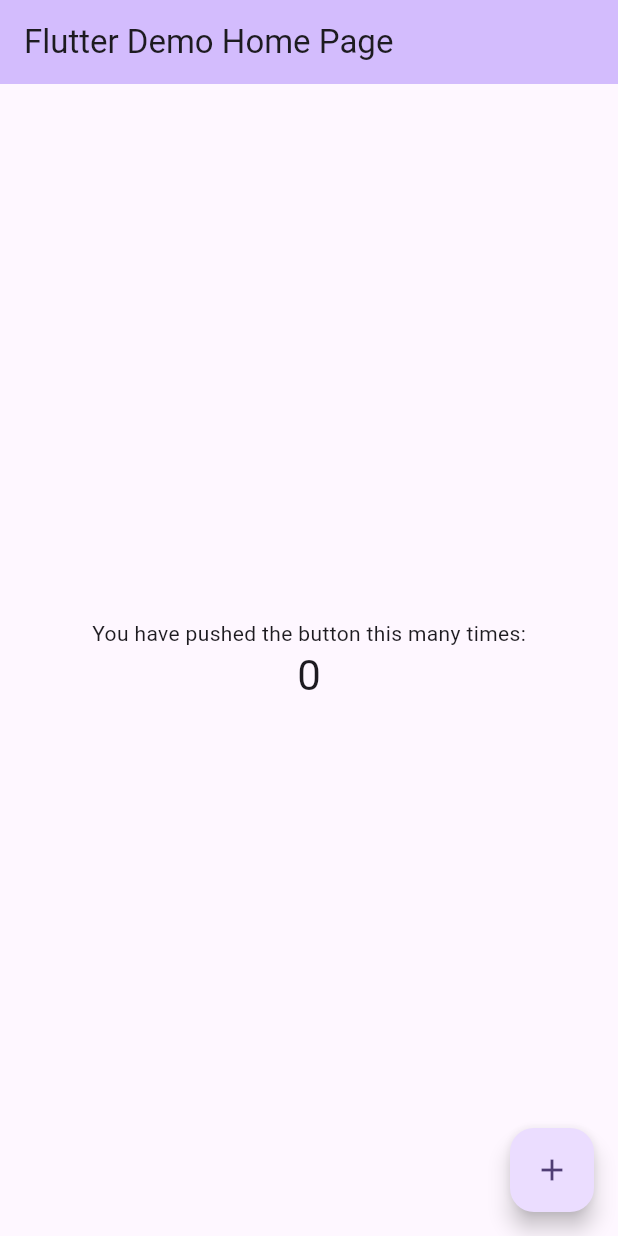
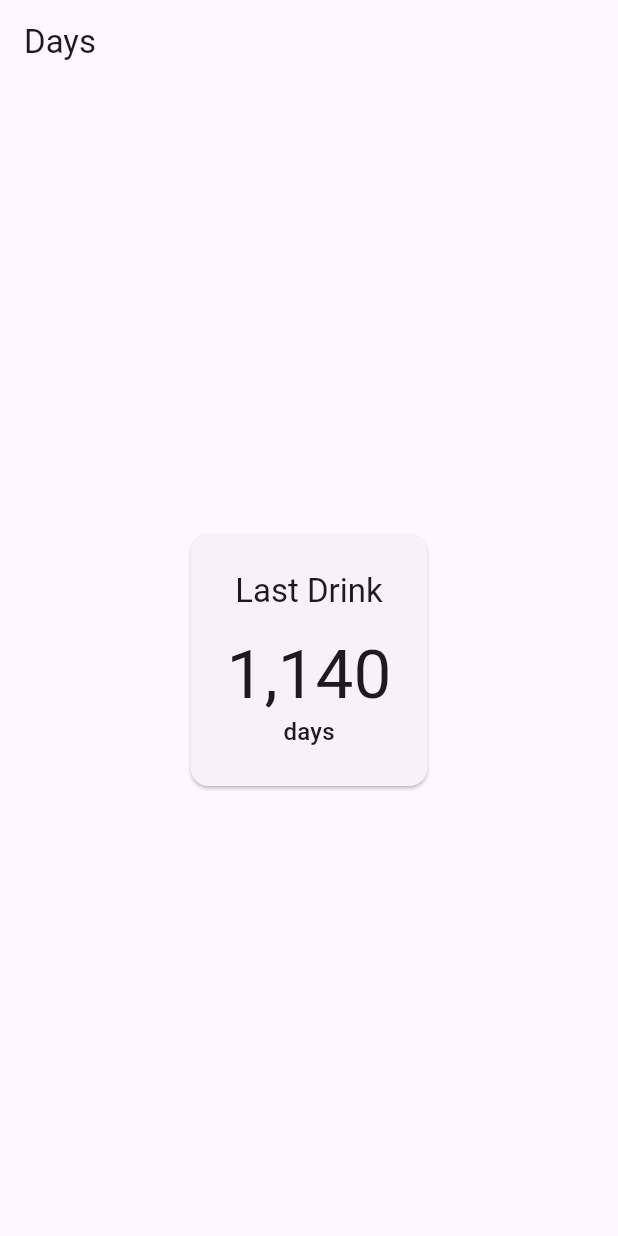
Before and after one commit to SeaOfLee/days_counter, a Flutter app: the screen it shows after launch, on a phone screen of 412 x 824 dp. Run offline on Flutter 3.47's test engine with Material 3 defaults, Android fonts, the phone set to English and light mode, and no system bars.

Commit message:
Build first screen with a hard-coded event

```diff
--- /dev/null
+++ b/lib/app.dart
@@ -0,0 +1,16 @@
+import 'package:flutter/material.dart';
+
+import 'screens/event_list_screen.dart';
+
+class App extends StatelessWidget {
+  const App({super.key});
+
+  @override
+  Widget build(BuildContext context) {
+    return MaterialApp(
+      title: 'Days',
+      theme: ThemeData(colorScheme: ColorScheme.fromSeed(seedColor: Colors.deepPurple)),
+      home: const EventListScreen(),
+    );
+  }
+}
--- a/lib/main.dart
+++ b/lib/main.dart
@@ -1,122 +1,7 @@
 import 'package:flutter/material.dart';
 
+import 'app.dart';
+
 void main() {
-  runApp(const MyApp());
+  runApp(const App());
 }
-
-class MyApp extends StatelessWidget {
-  const MyApp({super.key});
-
-  // This widget is the root of your application.
-  @override
-  Widget build(BuildContext context) {
-    return MaterialApp(
-      title: 'Flutter Demo',
-      theme: ThemeData(
-        // This is the theme of your application.
-        //
-        // TRY THIS: Try running your application with "flutter run". You'll see
-        // the application has a purple toolbar. Then, without quitting the app,
-        // try changing the seedColor in the colorScheme below to Colors.green
-        // and then invoke "hot reload" (save your changes or press the "hot
-        // reload" button in a Flutter-supported IDE, or press "r" if you used
-        // the command line to start the app).
-        //
-        // Notice that the counter didn't reset back to zero; the application
-        // state is not lost during the reload. To reset the state, use hot
-        // restart instead.
-        //
-        // This works for code too, not just values: Most code changes can be
-        // tested with just a hot reload.
-        colorScheme: .fromSeed(seedColor: Colors.deepPurple),
-      ),
-      home: const MyHomePage(title: 'Flutter Demo Home Page'),
-    );
-  }
-}
-
-class MyHomePage extends StatefulWidget {
-  const MyHomePage({super.key, required this.title});
-
-  // This widget is the home page of your application. It is stateful, meaning
-  // that it has a State object (defined below) that contains fields that affect
-  // how it looks.
-
-  // This class is the configuration for the state. It holds the values (in this
-  // case the title) provided by the parent (in this case the App widget) and
-  // used by the build method of the State. Fields in a Widget subclass are
-  // always marked "final".
-
-  final String title;
-
-  @override
-  State<MyHomePage> createState() => _MyHomePageState();
-}
-
-class _MyHomePageState extends State<MyHomePage> {
-  int _counter = 0;
-
-  void _incrementCounter() {
-    setState(() {
-      // This call to setState tells the Flutter framework that something has
-      // changed in this State, which causes it to rerun the build method below
-      // so that the display can reflect the updated values. If we changed
-      // _counter without calling setState(), then the build method would not be
-      // called again, and so nothing would appear to happen.
-      _counter++;
-    });
-  }
-
-  @override
-  Widget build(BuildContext context) {
-    // This method is rerun every time setState is called, for instance as done
-    // by the _incrementCounter method above.
-    //
-    // The Flutter framework has been optimized to make rerunning build methods
-    // fast, so that you can just rebuild anything that needs updating rather
-    // than having to individually change instances of widgets.
-    return Scaffold(
-      appBar: AppBar(
-        // TRY THIS: Try changing the color here to a specific color (to
-        // Colors.amber, perhaps?) and trigger a hot reload to see the AppBar
-        // change color while the other colors stay the same.
-        backgroundColor: Theme.of(context).colorScheme.inversePrimary,
-        // Here we take the value from the MyHomePage object that was created by
-        // the App.build method, and use it to set our appbar title.
-        title: Text(widget.title),
-      ),
-      body: Center(
-        // Center is a layout widget. It takes a single child and positions it
-        // in the middle of the parent.
-        child: Column(
-          // Column is also a layout widget. It takes a list of children and
-          // arranges them vertically. By default, it sizes itself to fit its
-          // children horizontally, and tries to be as tall as its parent.
-          //
-          // Column has various properties to control how it sizes itself and
-          // how it positions its children. Here we use mainAxisAlignment to
-          // center the children vertically; the main axis here is the vertical
-          // axis because Columns are vertical (the cross axis would be
-          // horizontal).
-          //
-          // TRY THIS: Invoke "debug painting" (choose the "Toggle Debug Paint"
-          // action in the IDE, or press "p" in the console), to see the
-          // wireframe for each widget.
-          mainAxisAlignment: .center,
-          children: [
-            const Text('You have pushed the button this many times:'),
-            Text(
-              '$_counter',
-              style: Theme.of(context).textTheme.headlineMedium,
-            ),
-          ],
-        ),
-      ),
-      floatingActionButton: FloatingActionButton(
-        onPressed: _incrementCounter,
-        tooltip: 'Increment',
-        child: const Icon(Icons.add),
-      ),
-    );
-  }
-}
--- /dev/null
+++ b/lib/screens/event_list_screen.dart
@@ -0,0 +1,28 @@
+import 'package:flutter/material.dart';
+
+import '../models/date_event.dart';
+import '../widgets/event_card.dart';
+
+class EventListScreen extends StatelessWidget {
+  const EventListScreen({super.key});
+
+  @override
+  Widget build(BuildContext context) {
+    final event = DateEvent(
+      id: '1',
+      title: 'Last Drink',
+      date: DateTime(2023, 6, 19),
+      direction: CountDirection.since,
+    );
+
+    return Scaffold(
+      appBar: AppBar(title: const Text('Days')),
+      body: Center(
+        child: Padding(
+          padding: const EdgeInsets.all(16),
+          child: EventCard(event: event),
+        ),
+      ),
+    );
+  }
+}
--- /dev/null
+++ b/lib/widgets/event_card.dart
@@ -0,0 +1,35 @@
+import 'package:flutter/material.dart';
+
+import '../models/date_event.dart';
+import '../utils/date_calculations.dart';
+
+class EventCard extends StatelessWidget {
+  const EventCard({super.key, required this.event});
+
+  final DateEvent event;
+
+  @override
+  Widget build(BuildContext context) {
+    final days = event.direction == CountDirection.since
+        ? daysSince(event.date)
+        : daysUntil(event.date);
+
+    return Card(
+      child: Padding(
+        padding: const EdgeInsets.all(24),
+        child: Column(
+          mainAxisSize: MainAxisSize.min,
+          children: [
+            Text(event.title, style: Theme.of(context).textTheme.titleLarge),
+            const SizedBox(height: 16),
+            Text(
+              formatDayCount(days),
+              style: Theme.of(context).textTheme.displayMedium,
+            ),
+            Text('days', style: Theme.of(context).textTheme.titleMedium),
+          ],
+        ),
+      ),
+    );
+  }
+}
```
Also changed, not shown: 1 other file.
